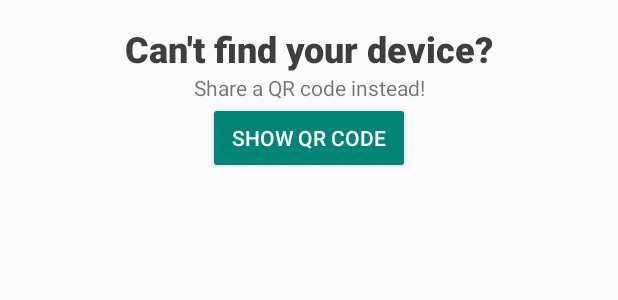
After one commit to jonalmeida/session-share, an Android app: the layout upload_item.xml on its own in the app's theme, with its tools: preview values and no code run, on a phone screen of 412 x 824 dp. The commit adds this screen. Shown: the top 300 px of the screen. Run offline under Robolectric (Android 15) with nearby library versions, the phone set to English and light mode, and no system bars; network calls fail; Roboto replaces fonts that are not available here.

Commit message:
Add an empty device screen state

```diff
--- a/app/src/main/java/com/jonalmeida/sessionshare/ui/DiscoveryListAdapter.kt
+++ b/app/src/main/java/com/jonalmeida/sessionshare/ui/DiscoveryListAdapter.kt
@@ -50,8 +50,8 @@ class DiscoveryListAdapter(
     private fun updateListStore(newList: MutableList<DiscoveryItem>) {
         val diff = DiffUtil.calculateDiff(DiscoveryDiffCallback(listStore, newList))
         CoroutineScope(Dispatchers.Main).launch {
+            listStore = newList
             diff.dispatchUpdatesTo(this@DiscoveryListAdapter)
-            listStore = newList
         }
     }
 
--- /dev/null
+++ b/app/src/main/res/layout/upload_item.xml
@@ -0,0 +1,50 @@
+<?xml version="1.0" encoding="utf-8"?>
+<android.support.constraint.ConstraintLayout xmlns:android="http://schemas.android.com/apk/res/android"
+    xmlns:app="http://schemas.android.com/apk/res-auto"
+    android:id="@+id/upload_item"
+    android:layout_width="match_parent"
+    android:layout_height="match_parent">
+
+    <TextView
+        android:id="@+id/textView5"
+        android:layout_width="wrap_content"
+        android:layout_height="wrap_content"
+        android:layout_marginStart="8dp"
+        android:layout_marginTop="16dp"
+        android:layout_marginEnd="8dp"
+        android:fontFamily="sans-serif-black"
+        android:gravity="center"
+        android:text="@string/no_find_your_device"
+        android:textColor="#3E3D40"
+        android:textSize="24sp"
+        app:layout_constraintEnd_toEndOf="parent"
+        app:layout_constraintStart_toStartOf="parent"
+        app:layout_constraintTop_toTopOf="parent" />
+
+    <TextView
+        android:id="@+id/textView6"
+        android:layout_width="wrap_content"
+        android:layout_height="wrap_content"
+        android:layout_marginStart="8dp"
+        android:layout_marginEnd="8dp"
+        android:text="@string/no_find_your_device_subtitle"
+        app:layout_constraintEnd_toEndOf="parent"
+        app:layout_constraintStart_toStartOf="parent"
+        app:layout_constraintTop_toBottomOf="@+id/textView5" />
+
+    <Button
+        android:id="@+id/button2"
+        android:layout_width="wrap_content"
+        android:layout_height="wrap_content"
+        android:layout_marginStart="8dp"
+        android:layout_marginEnd="8dp"
+        android:layout_marginBottom="8dp"
+        android:backgroundTint="@color/colorPrimary"
+        android:paddingStart="16dp"
+        android:paddingEnd="16dp"
+        android:text="@string/show_code"
+        android:textColor="#FFFFFF"
+        app:layout_constraintEnd_toEndOf="parent"
+        app:layout_constraintStart_toStartOf="parent"
+        app:layout_constraintTop_toBottomOf="@+id/textView6" />
+</android.support.constraint.ConstraintLayout>
--- a/app/src/main/res/values/strings.xml
+++ b/app/src/main/res/values/strings.xml
@@ -12,8 +12,13 @@
 
     <string name="pref_title_display_name">Display name</string>
     <string name="pref_default_display_name">Unknown Fenix Device</string>
+
+    <!-- General strings -->
     <string name="send">Send</string>
     <string name="firefox_test_pilot">Firefox Test Pilot</string>
     <string name="web_experiment">web experiment</string>
-    <string name="share_qr_code">Share via QR code</string>
+    <string name="share_qr_code">Scan other device</string>
+    <string name="no_find_your_device">Can\'t find your device?</string>
+    <string name="no_find_your_device_subtitle">Share a QR code instead!</string>
+    <string name="show_code">Show QR code</string>
 </resources>
```
Also changed, not shown: app/src/main/java/com/jonalmeida/sessionshare/ui/DiscoveryRecyclerView.kt (added, +54 -0 lines), app/src/main/java/com/jonalmeida/sessionshare/ui/MainActivity.kt (+5 -5 lines), app/src/main/res/layout/content_main.xml (+14 -5 lines).
